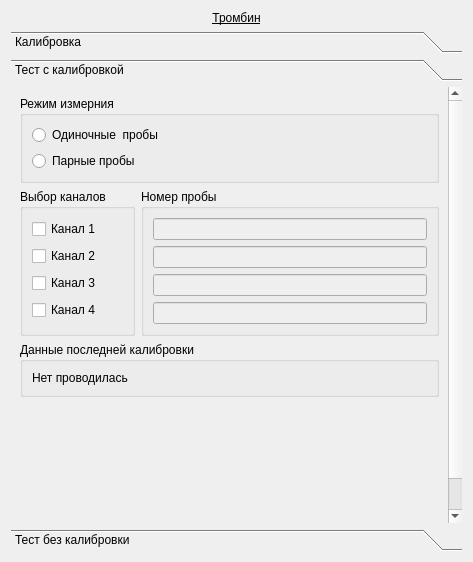
Above: choisedialog/ko4.ui from krang4d/Agrekola before the change. Below: the same form after it.
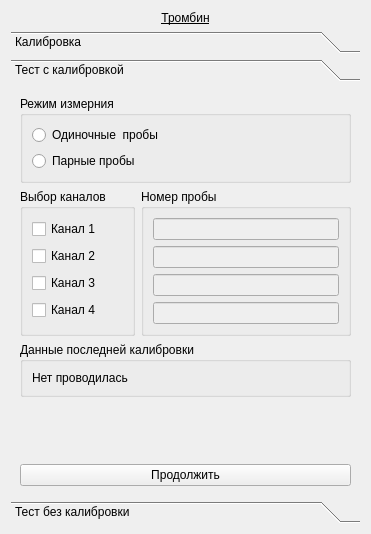
That is the form after the change. The open tabs and pages were chosen to show the change.

```diff
--- a/choisedialog/ko4.ui
+++ b/choisedialog/ko4.ui
@@ -6,8 +6,8 @@
    <rect>
     <x>0</x>
     <y>0</y>
-    <width>473</width>
-    <height>562</height>
+    <width>371</width>
+    <height>534</height>
    </rect>
   </property>
   <property name="windowTitle">
@@ -219,8 +219,8 @@
        <rect>
         <x>0</x>
         <y>0</y>
-        <width>455</width>
-        <height>444</height>
+        <width>353</width>
+        <height>416</height>
        </rect>
       </property>
       <attribute name="label">
@@ -263,8 +263,8 @@
         </widget>
        </item>
        <item>
-        <layout class="QFormLayout" name="formLayout_test1">
-         <item row="0" column="0">
+        <layout class="QHBoxLayout" name="horizontalLayout_2">
+         <item>
           <widget class="QGroupBox" name="groupBox_test1Chls">
            <property name="title">
             <string>Выбор каналов</string>
@@ -301,7 +301,7 @@
            </layout>
           </widget>
          </item>
-         <item row="0" column="1">
+         <item>
           <widget class="QGroupBox" name="groupBox_test1probs">
            <property name="title">
             <string>Номер пробы</string>
@@ -361,13 +361,10 @@
          <property name="orientation">
           <enum>Qt::Vertical</enum>
          </property>
-         <property name="sizeType">
-          <enum>QSizePolicy::MinimumExpanding</enum>
-         </property>
          <property name="sizeHint" stdset="0">
           <size>
-           <width>419</width>
-           <height>124</height>
+           <width>20</width>
+           <height>96</height>
           </size>
          </property>
         </spacer>
```
Left out of the diff: 10 changed lines with no effect on the pictures.
